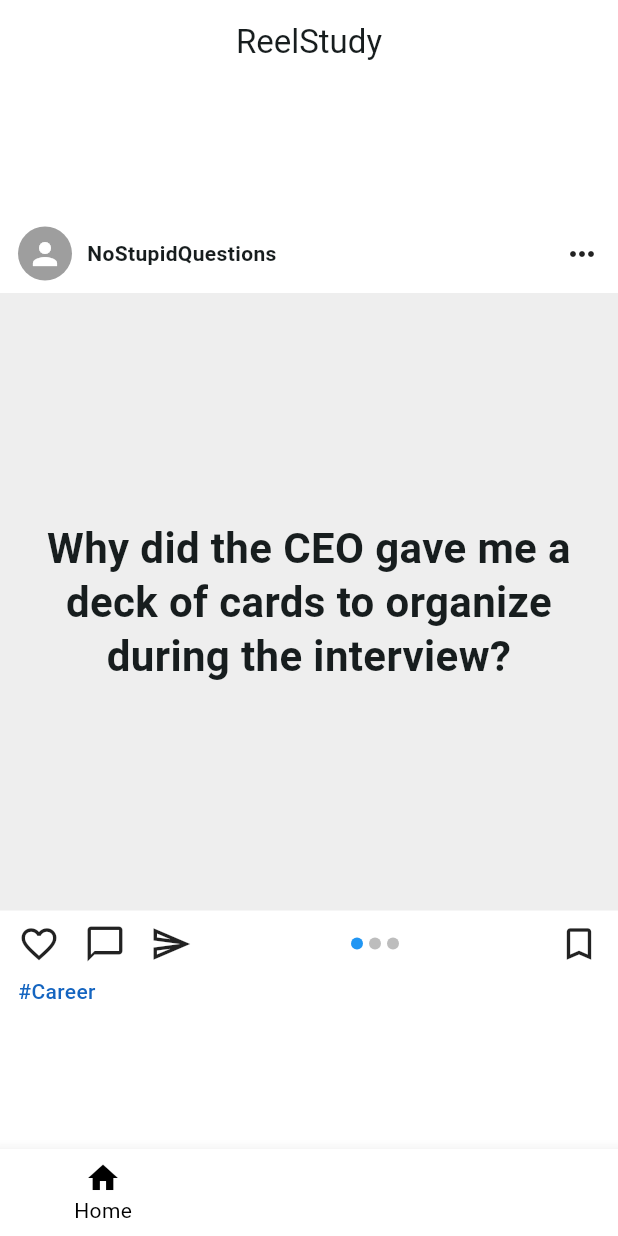
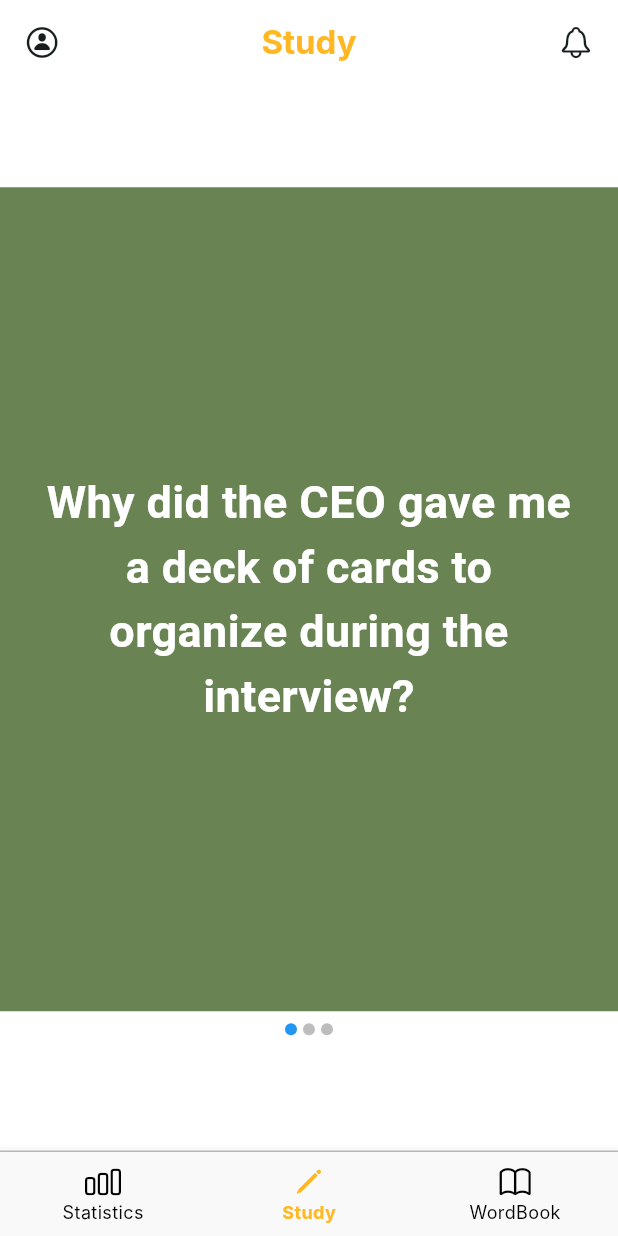
Before and after one commit to joon363/JunctionAsia2025_Bremen, a Flutter app: the screen it shows after launch, on a phone screen of 412 x 824 dp. Run offline on Flutter 3.47's test engine with Material 3 defaults, Android fonts, the phone set to English and light mode, and no system bars; our stand-ins replace fl_chart; Roboto replaces fonts that are missing (Nanum, OpenSans).

Commit message:
Done Designing Home Screen

```diff
--- a/lib/home_screen.dart
+++ b/lib/home_screen.dart
@@ -2,6 +2,7 @@ import 'dart:convert';
 import 'package:flutter/material.dart';
 import 'package:flutter/services.dart';
 import 'post_widget.dart';
+import 'theme.dart';
 
 class HomeScreen extends StatefulWidget {
   const HomeScreen({super.key});
@@ -54,7 +55,12 @@ class _HomeScreenState extends State<HomeScreen> {
             itemBuilder: (context, index) {
               // Ensure the post is a Map before passing it to the widget
               final post = postData[index] as Map<String, dynamic>;
-              return PostWidget(post: post);
+              var pair = RandomColor();
+              return PostWidget(
+                post: post,
+                backgroundColor: pair.backgroundColor,
+                textColor: pair.textColor
+              );
             },
           );
         }
--- a/lib/main.dart
+++ b/lib/main.dart
@@ -1,3 +1,4 @@
+import 'package:flutter/cupertino.dart';
 import 'package:flutter/material.dart';
 import 'package:fl_chart/fl_chart.dart';
 import 'dart:math';
@@ -45,13 +46,13 @@ class MainScreen extends StatefulWidget {
 }
 
 class _MainScreenState extends State<MainScreen> {
-  int _selectedIndex = 0;
-  final PageController _pageController = PageController();
+  int _selectedIndex = 1;
+  final PageController _pageController = PageController(initialPage: 1);
 
   // 각 탭에 해당하는 AppBar 제목 리스트
   static const List<String> _appBarTitles = [
-    'ReelStudy',
     '나의 단어장',
+    'Study',
     'Profile',
   ];
 
@@ -74,10 +75,25 @@ class _MainScreenState extends State<MainScreen> {
 
   @override
   Widget build(BuildContext context) {
-    return Scaffold(
+    return SafeArea(
+      top: false,
+      child: Scaffold(
         appBar: AppBar(
           // 선택된 인덱스에 따라 제목을 동적으로 변경
-        title: Text(_appBarTitles[_selectedIndex]),
+          title: Row(
+            mainAxisAlignment: MainAxisAlignment.spaceBetween,
+            children: [
+              Icon(CupertinoIcons.person_circle),
+              Text(_appBarTitles[_selectedIndex],
+                style: TextStyle(
+                  fontWeight: FontWeight.w700,
+                  color: primaryOrange
+                ),
+              ),
+              Icon(CupertinoIcons.bell),
+            ],
+          )
+
         ),
         body: PageView(
           controller: _pageController,
@@ -89,39 +105,51 @@ class _MainScreenState extends State<MainScreen> {
           },
           // PageView에 WordListPage 추가
           children: const <Widget>[
+            ProfileScreen(),
             HomeScreen(),
-          WordListPage(), // 세 번째 탭으로 단어장 페이지 추가
-          ProfileScreen(),
+            WordListPage(),
           ],
         ),
-      bottomNavigationBar: BottomNavigationBar(
+        bottomNavigationBar: Container(
+          decoration: BoxDecoration(
+            border: Border(top: BorderSide(color: Colors.black26, width: 1.0)), // 라인효과
+          ),
+          child: BottomNavigationBar(
+            backgroundColor: boxGrayColor,
+            unselectedItemColor: Colors.black,
+            selectedItemColor: primaryOrange,
+            selectedLabelStyle: TextStyle(
+              fontSize: 12,
+              fontWeight: FontWeight.bold,
+            ),
+            unselectedLabelStyle: TextStyle(
+              fontSize: 12,
+              color: Colors.black, // 제목 색
+            ),
             items: const <BottomNavigationBarItem>[
               BottomNavigationBarItem(
-            icon: Icon(Icons.home),
-            label: 'Home',
+                icon: Icon(CupertinoIcons.chart_bar),
+                label: 'Statistics',
               ),
               BottomNavigationBarItem(
-            icon: Icon(Icons.book_outlined),
-            label: '단어장',
+                icon: Icon(CupertinoIcons.pencil),
+                label: 'Study',
               ),
               BottomNavigationBarItem(
-            icon: Icon(Icons.person),
-            label: 'Profile',
+                icon: Icon(CupertinoIcons.book),
+                label: 'WordBook',
               ),
             ],
             currentIndex: _selectedIndex,
-        selectedItemColor: Colors.black,
             onTap: _onItemTapped,
           ),
+        )
+      )
     );
   }
 }
 
 
-
-// The home screen widget that displays the feed
-
-// NEW: The Profile Screen widget based on the wireframe
 class ProfileScreen extends StatelessWidget {
   const ProfileScreen({super.key});
 
--- a/lib/post_widget.dart
+++ b/lib/post_widget.dart
@@ -2,10 +2,17 @@ import 'dart:async';
 import 'dart:convert';
 import 'package:flutter/material.dart';
 import 'package:flutter/services.dart';
+import 'package:reelstudy/theme.dart';
 // A widget representing a single post in the feed
 class PostWidget extends StatefulWidget {
   final Map<String, dynamic> post;
-  const PostWidget({super.key, required this.post});
+  final Color backgroundColor;
+  final Color textColor;
+  const PostWidget({super.key,
+    required this.post,
+    required this.backgroundColor,
+    required this.textColor,
+  });
 
   @override
   State<PostWidget> createState() => _PostWidgetState();
@@ -15,7 +22,6 @@ class _PostWidgetState extends State<PostWidget> {
   // Controller to manage the pages and listen for page changes
   final PageController _pageController = PageController();
   int _currentPage = 0;
-
   @override
   void initState() {
     super.initState();
@@ -45,33 +51,12 @@ class _PostWidgetState extends State<PostWidget> {
         mainAxisSize: MainAxisSize.min,
         crossAxisAlignment: CrossAxisAlignment.start,
         children: [
-          // 1. Post Header
-          Padding(
-            padding:
-            const EdgeInsets.symmetric(horizontal: 12.0, vertical: 8.0),
-            child: Row(
-              children: [
-                const CircleAvatar(
-                  radius: 18,
-                  backgroundColor: Colors.grey,
-                  child: Icon(Icons.person, color: Colors.white),
-                ),
-                const SizedBox(width: 10),
-                Expanded(
-                  child: Text(
-                    widget.post['subreddit'] ?? 'Unknown',
-                    style: const TextStyle(fontWeight: FontWeight.bold),
-                  ),
-                ),
-                const Icon(Icons.more_horiz),
-              ],
-            ),
-          ),
 
           // 2. Post Content (Horizontally Scrollable Pages)
-          SizedBox(
+          Container(
             // Use a fixed height based on screen width for a square aspect ratio
-            height: MediaQuery.of(context).size.width,
+            height: MediaQuery.of(context).size.width*(4/3),
+            color: widget.backgroundColor,
             child: PageView.builder(
               controller: _pageController,
               itemCount: pageCount,
@@ -79,11 +64,22 @@ class _PostWidgetState extends State<PostWidget> {
                 // Return the correct page widget based on the index
                 switch (index) {
                   case 0:
-                    return _TitlePage(title: widget.post['title']);
+                    return _TitlePage(
+                        title: widget.post['title'],
+                        textColor: widget.textColor
+                    );
                   case 1:
-                    return _BodyPageWithTooltip(body: widget.post['body']);
+                    return _BodyPageWithTooltip(
+                      body: widget.post['body'],
+                      subreddit: widget.post['subreddit'],
+                      textColor: widget.textColor
+                    );
                   case 2:
-                    return _CommentsPage(comments: widget.post['comments']);
+                    return _CommentsPage(
+                      comments: widget.post['comments'],
+                      subreddit: widget.post['subreddit'],
+                      textColor: widget.textColor
+                    );
                   default:
                   return const SizedBox.shrink();
                 }
@@ -95,24 +91,8 @@ class _PostWidgetState extends State<PostWidget> {
           Padding(
             padding:
             const EdgeInsets.symmetric(horizontal: 12.0, vertical: 8.0),
-            child: Column(
-              crossAxisAlignment: CrossAxisAlignment.start,
-              children: [
-                Row(
-                  mainAxisAlignment: MainAxisAlignment.spaceBetween,
-                  children: [
-                    // Action buttons
-                    Row(
-                      children: const[
-                        Icon(Icons.favorite_border, size: 28),
-                        SizedBox(width: 16),
-                        Icon(Icons.chat_bubble_outline, size: 28),
-                        SizedBox(width: 16),
-                        Icon(Icons.send_outlined, size: 28),
-                      ],
-                    ),
-                    // Page indicator dots
-                    Row(
+            child: Row(
+              mainAxisAlignment: MainAxisAlignment.center,
               children: List.generate(pageCount, (index) {
                   return Container(
                     width: 8.0,
@@ -127,20 +107,6 @@ class _PostWidgetState extends State<PostWidget> {
                   );
                 }),
             ),
-                    // Bookmark icon
-                    const Icon(Icons.bookmark_border, size: 28),
-                  ],
-                ),
-                const SizedBox(height: 8),
-                // Display the tag
-                Text(
-                  '#${(widget.post['tag'] as List).join(' #')}',
-                  style: TextStyle(
-                    color: Colors.blue.shade800,
-                    fontWeight: FontWeight.w500),
-                ),
-              ],
-            ),
           ),
         ],
       ),
@@ -148,25 +114,27 @@ class _PostWidgetState extends State<PostWidget> {
   }
 }
 
-
-// Widget for the first page, displaying the title
 class _TitlePage extends StatelessWidget {
   final String title;
-  const _TitlePage({required this.title});
+  final Color textColor;
+  const _TitlePage({
+    required this.title,
+    required this.textColor
+  });
 
   @override
   Widget build(BuildContext context) {
     return Container(
       padding: const EdgeInsets.all(24.0),
-      color: Colors.grey[200],
       child: Center(
         child: Text(
           title,
           textAlign: TextAlign.center,
-          style: const TextStyle(
-            fontSize: 28,
+          style: TextStyle(
+            fontSize: 30,
             fontWeight: FontWeight.bold,
-            height: 1.3,
+            fontFamily: "Nanum",
+            color: textColor,
           ),
         ),
       ),
@@ -174,10 +142,11 @@ class _TitlePage extends StatelessWidget {
   }
 }
 
-
 class _BodyPageWithTooltip extends StatefulWidget {
   final String body;
-  const _BodyPageWithTooltip({required this.body});
+  final String subreddit;
+  final Color textColor;
+  const _BodyPageWithTooltip({required this.body, required this.subreddit, required this.textColor});
 
   @override
   State<_BodyPageWithTooltip> createState() => _BodyPageWithTooltipState();
@@ -189,6 +158,7 @@ class _BodyPageWithTooltipState extends State<_BodyPageWithTooltip> {
   String? highlightedWord;
   OverlayEntry? _overlayEntry;
   Timer? _hideTimer;
+  double x = 0;
 
   @override
   void initState() {
@@ -211,10 +181,12 @@ class _BodyPageWithTooltipState extends State<_BodyPageWithTooltip> {
     hideTooltip(); // 기존 툴팁 제거
     if (wordDataAll[word] == null) return;
     wordData = wordDataAll[word]!;
-    print(position.dx - 100);
+    x = (position.dx - 100);
+    if (x < -42) x = -42;
+    if (x > 220) x = 220;
     _overlayEntry = OverlayEntry(
       builder: (context) => Positioned(
-        left: (position.dx - 100) < -42 ? -42 : (position.dx - 100), // 중앙 정렬
+        left: x, // 중앙 정렬
         top: position.dy - 60,
         child: Material(
           color: Colors.transparent,
@@ -222,9 +194,11 @@ class _BodyPageWithTooltipState extends State<_BodyPageWithTooltip> {
             height: 60,
             width: 200,
             child: Center( // Center로 가운데 정렬
-              child: IntrinsicWidth(
+              child: Column(
+                children: [
+                  IntrinsicWidth(
                     child: Container(
-                  padding: EdgeInsets.only(left: 8, right: 0, top: 4, bottom: 4),
+                      padding: EdgeInsets.only(left: 8, right: 0),
                       decoration: BoxDecoration(
                         color: Colors.white,
                         borderRadius: BorderRadius.circular(4),
@@ -248,22 +222,29 @@ class _BodyPageWithTooltipState extends State<_BodyPageWithTooltip> {
                                     crossAxisAlignment: CrossAxisAlignment.start,
                                     spacing: 4,
                                     children: [
-                                  Text(word, style: TextStyle(fontSize: 24, fontWeight: FontWeight.bold),),
+                                      Text(word, style: TextStyle(fontSize: 28, fontWeight: FontWeight.bold),),
+                                      SizedBox(height: 4,),
                                       Text(wordData['word_meaning'] ?? ""),
                                       SizedBox(height: 8,),
                                       Text("예문", style: TextStyle(fontWeight: FontWeight.bold)),
-                                  Text(wordData['example']?['example_eng'] ?? ""),
-                                  Text(wordData['example']?['example_kor'] ?? ""),
+                                      Text("• ${wordData['example']?['example_eng'] ?? ""}"),
+                                      Text("  ${wordData['example']?['example_kor'] ?? ""}"),
                                     ],
                                   ),
                                   actions: [
+                                    Column(
+                                      children: [
+                                        Divider(),
                                         TextButton(
                                           onPressed: () {
                                             Navigator.pop(dialogContext);
                                           },
-                                  child: const Text('닫기'),
+                                          child: const Text('OK', style: TextStyle(color: Colors.black, fontWeight: FontWeight.bold)),
                                         ),
                                       ],
+                                    )
+                                  ],
+                                  actionsAlignment: MainAxisAlignment.center,
                                 ),
                               );
                             },
@@ -274,6 +255,9 @@ class _BodyPageWithTooltipState extends State<_BodyPageWithTooltip> {
                       ),
                     ),
                   ),
+                  SmallTriangle(),
+                ],
+              )
             ),
           )
         ),
@@ -305,10 +289,12 @@ class _BodyPageWithTooltipState extends State<_BodyPageWithTooltip> {
         hideTooltip();
       },
       child: Container(
-        padding: const EdgeInsets.all(24.0),
-        color: Colors.blueGrey[50],
-        child: Center(
-          child: Wrap(
+        padding: const EdgeInsets.all(16.0),
+        child: Column(
+          children: [
+            PostHeading(subreddit: widget.subreddit, textColor: widget.textColor),
+            Divider(color: widget.textColor,),
+            Wrap(
               spacing: 4,
               children: words.map((word) {
                   return Builder(
@@ -327,55 +313,143 @@ class _BodyPageWithTooltipState extends State<_BodyPageWithTooltip> {
                             });
                         },
                         child: Container(
-                        padding: EdgeInsets.symmetric(horizontal: 2, vertical: 1),
+                          //padding: EdgeInsets.symmetric(horizontal: 2, vertical: 1),
                           color: highlightedWord == word
                             ? Colors.yellow.withOpacity(0.5)
                             : Colors.transparent,
-                        child: Text(word, style: TextStyle(fontSize: 18)),
+                          child: Text(word, style: TextStyle(
+                              fontSize: 18,
+                              fontWeight: FontWeight.w700,
+                              fontFamily: "Nanum",
+                              color: widget.textColor
+                            )),
                         ),
                       );
                     },
                   );
                 }).toList(),
             ),
-        ),
+          ],
+        )
       )
     );
   }
 }
 
-// Widget for the third page, displaying the comments
 class _CommentsPage extends StatelessWidget {
   final List<dynamic> comments;
-  const _CommentsPage({required this.comments});
+  final String subreddit;
+  final Color textColor;
+  const _CommentsPage({required this.comments, required this.subreddit, required this.textColor});
 
   @override
   Widget build(BuildContext context) {
     return Container(
-      padding: const EdgeInsets.all(24.0),
-      color: Colors.teal[50],
-      child: ListView.separated(
+      padding: const EdgeInsets.all(16.0),
+      child: Column(
+        children: [
+          PostHeading(subreddit: subreddit, textColor: textColor),
+          Divider(color: textColor,),
+          Expanded(
+            child: Container(
+              padding: const EdgeInsets.symmetric(vertical: 12.0),
+              child: ListView.builder(
                 itemCount: comments.length,
-        separatorBuilder: (context, index) => const Divider(height: 30),
                 itemBuilder: (context, index) {
-          return Row(
+                  return Padding(
+                    padding: EdgeInsets.symmetric(vertical: 8),
+                    child: Row(
                       crossAxisAlignment: CrossAxisAlignment.start,
                       children: [
-              Icon(Icons.comment, color: Colors.grey[700], size: 20),
+                        Icon(Icons.comment, color: textColor, size: 20),
                         const SizedBox(width: 12),
                         Expanded(
                           child: Text(
                             comments[index],
-                  style: const TextStyle(
+                            style: TextStyle(
                               fontSize: 16,
                               height: 1.4,
+                              color: textColor
                             ),
                           ),
                         ),
                       ],
+                    ),
                   );
                 },
               ),
+            ))
+        ],
+      )
     );
   }
 }
+
+class PostHeading extends StatelessWidget {
+  const PostHeading({
+    super.key,
+    required this.subreddit,
+    required this.textColor
+  });
+
+  final String subreddit;
+  final Color textColor;
+
+  @override
+  Widget build(BuildContext context) {
+    return Row(
+      children: [
+        const CircleAvatar(
+          radius: 18,
+          backgroundColor: Colors.grey,
+          child: Icon(Icons.person, color: Colors.white),
+        ),
+        const SizedBox(width: 10),
+        Expanded(
+          child: Text(
+            "r/$subreddit",
+            style: TextStyle(
+              fontSize: 18,
+              fontWeight: FontWeight.w700,
+              fontFamily: "Nanum",
+              color: textColor
+            ),
+          ),
+        ),
+        Icon(Icons.more_horiz, color: textColor,),
+      ],
+    );
+  }
+}
+
+class TrianglePainter extends CustomPainter {
+  @override
+  void paint(Canvas canvas, Size size) {
+    final paint = Paint()
+      ..color = Colors.white
+      ..style = PaintingStyle.fill;
+
+    final path = Path();
+    path.moveTo(size.width / 2, size.height); // 아래 중앙
+    path.lineTo(0, 0);                        // 좌측 상단
+    path.lineTo(size.width, 0);               // 우측 상단
+    path.close();
+
+    canvas.drawPath(path, paint);
+  }
+
+  @override
+  bool shouldRepaint(CustomPainter oldDelegate) => false;
+}
+
+class SmallTriangle extends StatelessWidget {
+  const SmallTriangle({super.key});
+
+  @override
+  Widget build(BuildContext context) {
+    return CustomPaint(
+      size: const Size(20, 10), // 작은 역삼각형 크기
+      painter: TrianglePainter(),
+    );
+  }
+}
--- a/lib/theme.dart
+++ b/lib/theme.dart
@@ -1,14 +1,32 @@
+import 'package:flutter/material.dart';
+import 'dart:math';
 import 'package:flutter/material.dart';
 
-const Color primaryColor = Color(0xFF807ED5);
-const Color primaryColorLight = Color(0xFFB3B2DF);
-const Color primaryColorDark = Color(0xFF5C58C7);
-Color? secondaryColor = Colors.green[300];
+Color getRandomColorBetween(Color start, Color end) {
+  final random = Random();
+  double t = random.nextDouble(); // 0.0 ~ 1.0 사이 난수
+  return Color.lerp(start, end, t)!;
+}
+
+const Color primaryOrange = Color(0xFFFFB823);
+const Color primaryLightOrange = Color(0xFFFFF1CA);
+const Color primaryGreen= Color(0xFF708A58);
+const Color primaryDarkGreen = Color(0xFF2D4F2B);
+
+({Color backgroundColor, Color textColor}) RandomColor(){
+  final random = Random();
+  double t = random.nextDouble(); // 0.0 ~ 1.0 사이 난수
+  if(t>0.5) {
+    return (backgroundColor: getRandomColorBetween(primaryOrange, primaryLightOrange), textColor: Colors.black);
+  } else {
+    return (backgroundColor: getRandomColorBetween(primaryGreen, primaryDarkGreen), textColor: Colors.white);
+  }
+}
 
 class AppTheme {
   static ThemeData lightTheme(BuildContext context) {
     return ThemeData(
-      fontFamily: "OpenSans",
+      fontFamily: "Inter",
       colorSchemeSeed: Colors.white,
       canvasColor: Colors.white,
       dividerColor: Colors.white,
@@ -17,7 +35,7 @@ class AppTheme {
       cardColor: Colors.white,
       unselectedWidgetColor: Colors.white,
       dialogTheme: DialogTheme(
-        backgroundColor: Colors.white, // 배경색
+        backgroundColor: primaryLightOrange, // 배경색
         titleTextStyle: TextStyle(
           fontSize: 20,
           fontWeight: FontWeight.bold,
@@ -43,7 +61,7 @@ class AppTheme {
         overlayColor: WidgetStateProperty.resolveWith<Color?>(
           (states) {
             if (states.contains(WidgetState.pressed)) {
-              return primaryColorLight;
+              return primaryLightOrange;
             }
             return null;
           },
@@ -52,8 +70,8 @@ class AppTheme {
       elevatedButtonTheme: ElevatedButtonThemeData(
         style: ElevatedButton.styleFrom(
           backgroundColor: Colors.white,
-          foregroundColor: primaryColor,
-          side: const BorderSide(color: primaryColor, width: 2),
+          foregroundColor: primaryOrange,
+          side: const BorderSide(color: primaryOrange, width: 2),
           shape: RoundedRectangleBorder(
             borderRadius: BorderRadius.circular(defaultBorderRadius),
           ),
@@ -64,14 +82,14 @@ class AppTheme {
   }
 }
 
-const Color boxGrayColor = Color(0xFFF5F5F7);
+const Color boxGrayColor = Color(0xFFF9F9F9);
 const Color dividerNormal = Color(0xFFC7C7C7);
 
 const double defaultBorderRadius = 16.0;
 
 final BoxDecoration primaryBoxDecoration = BoxDecoration(
   borderRadius: BorderRadius.circular(defaultBorderRadius),
-  color: primaryColor,
+  color: primaryOrange,
 );
 
 final BoxDecoration grayBoxDecoration = BoxDecoration(
```
Lines whose indentation alone changed are shown as unchanged.
